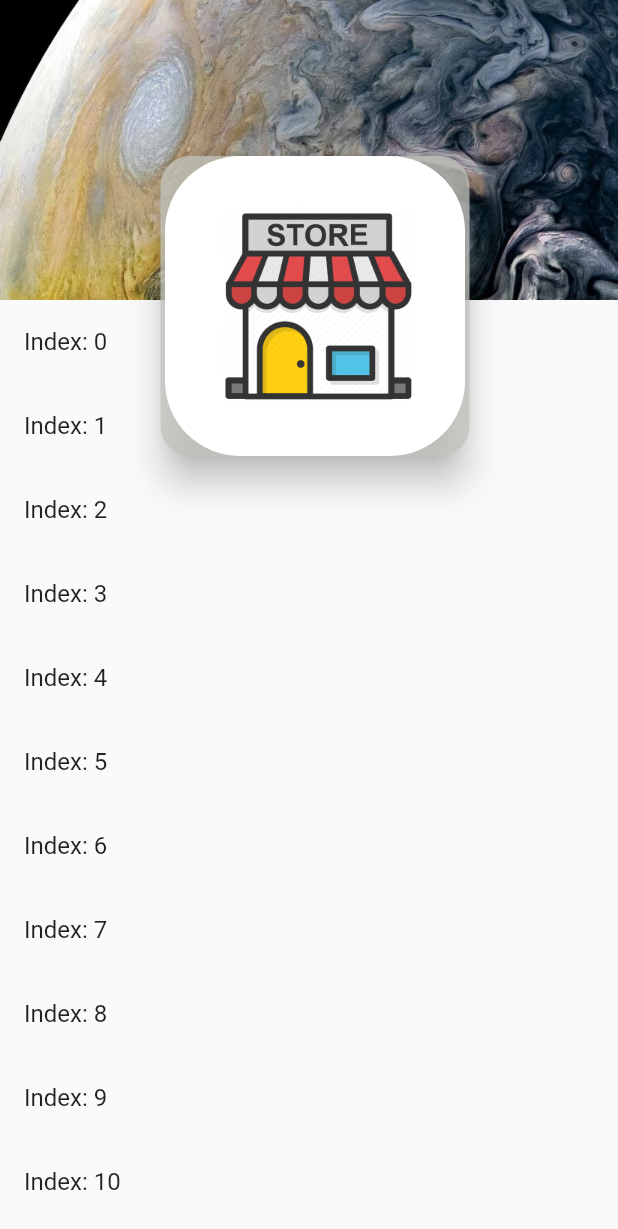
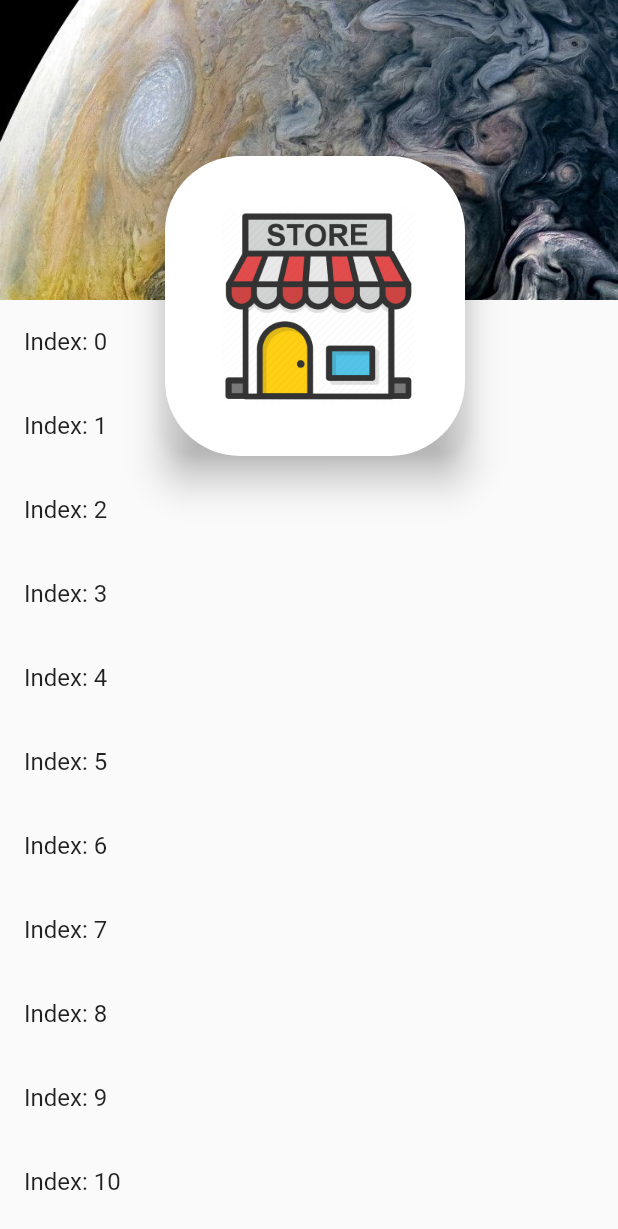
Before and after one commit to smenaaliaga/OPStores, a Flutter app: the screen it shows after launch, after a tap on "Tienda ABC", on a phone screen of 412 x 824 dp. Shown: the top 1229 px of the screen. Run offline on Flutter 3.47's test engine with Material 2 defaults, Android fonts, the light colour scheme and no system bars; our stand-ins replace material_floating_search_bar.

Commit message:
Se añade mejoras visuales al Store

```diff
--- a/lib/pages/store.dart
+++ b/lib/pages/store.dart
@@ -77,7 +77,7 @@ class MySliverAppBar extends SliverPersistentHeaderDelegate {
           child: Opacity(
             opacity: shrinkOffset / expandedHeight,
             child: Text(
-              'XYZ Store',
+              args['name'],
               style: TextStyle(
                 color: Colors.white,
                 fontWeight: FontWeight.w700,
@@ -93,6 +93,7 @@ class MySliverAppBar extends SliverPersistentHeaderDelegate {
             opacity: (1 - shrinkOffset / expandedHeight),
             child: Card(
               elevation: 10,
+              color: Colors.transparent,
               child: SizedBox(
                 height: expandedHeight,
                 width: MediaQuery.of(context).size.width / 2,
--- a/lib/widgets/store_card.dart
+++ b/lib/widgets/store_card.dart
@@ -110,7 +110,8 @@ class _SingleCard extends StatelessWidget {
 
     return GestureDetector(
       onTap: () {
-        Navigator.pushNamed(context, 'store', arguments: {'tag': tag});
+        Navigator.pushNamed(context, 'store',
+            arguments: {'tag': tag, 'name': name});
       },
       child: storeCard,
     );
```
